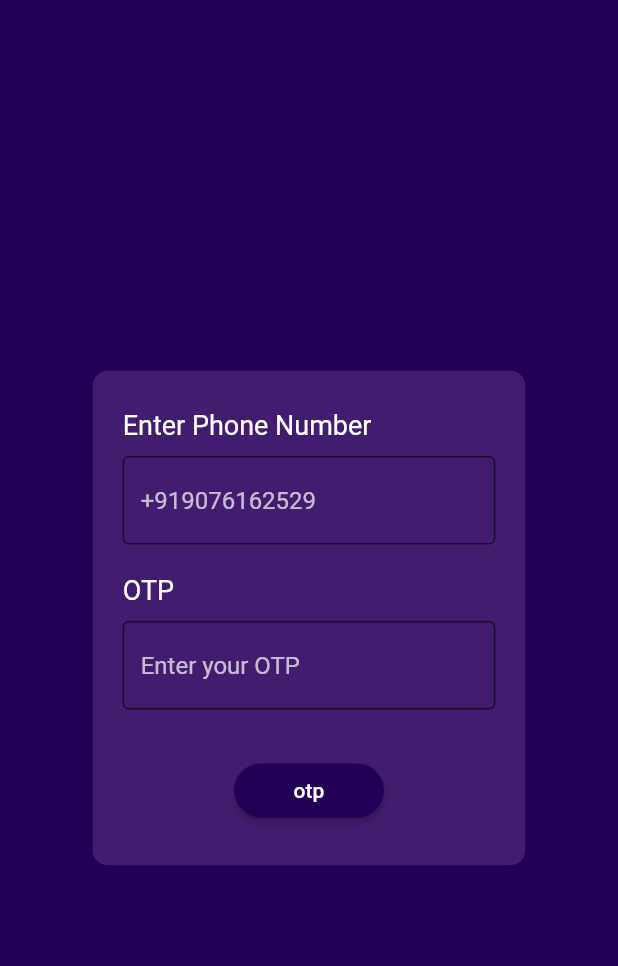
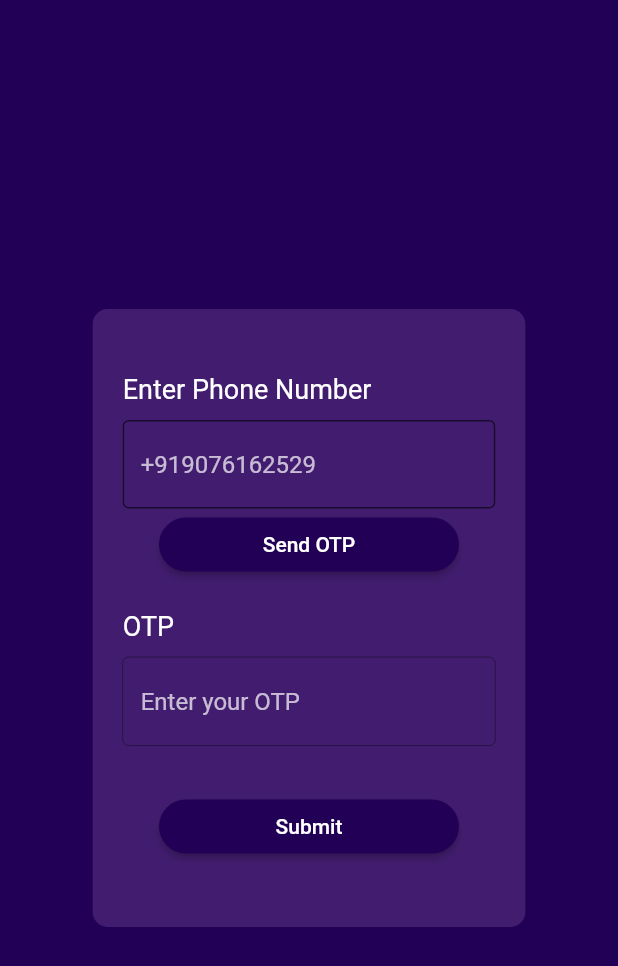
Before and after one commit to siddiquisaad08/Moodify-Flutter, a Flutter app: the otpScreen screen opened directly, on a phone screen of 412 x 824 dp. Shown: the top 966 px of the screen. Run offline on Flutter 3.47's test engine with Material 2 defaults, Android fonts, the phone set to English and light mode, and no system bars.

Commit message:
Updated Version

```diff
--- a/lib/otp.dart
+++ b/lib/otp.dart
@@ -1,6 +1,6 @@
-
 import 'package:MusicPlayer/home.dart';
 import 'package:flutter/material.dart';
+import 'dart:async';
 
 void main() => runApp(otpApp());
 
@@ -18,8 +18,9 @@ class otpScreen extends StatefulWidget {
   @override
   _otpScreenState createState() => _otpScreenState();
 }
+class _otpScreenState extends State<otpScreen> {
+  bool otpSent = false;
 
-class _otpScreenState extends State<otpScreen> {
   @override
   Widget build(BuildContext context) {
     return Scaffold(
@@ -27,7 +28,7 @@ class _otpScreenState extends State<otpScreen> {
       body: Center(
         child: Container(
           width: MediaQuery.of(context).size.width * 0.7,
-          height: MediaQuery.of(context).size.width * 0.8,
+          height: MediaQuery.of(context).size.width * 1,
           decoration: BoxDecoration(
             color: Color(0xFF421d6f),
             borderRadius: BorderRadius.circular(10),
@@ -47,7 +48,10 @@ class _otpScreenState extends State<otpScreen> {
                 ),
               ),
               SizedBox(height: 10),
-              Container(
+              Row(
+                children: [
+                  Expanded(
+                    child: Container(
                       margin: EdgeInsets.symmetric(horizontal: 20),
                       child: TextFormField(
                         keyboardType: TextInputType.number,
@@ -58,6 +62,28 @@ class _otpScreenState extends State<otpScreen> {
                           hintStyle: TextStyle(color: Colors.white70),
                           filled: true,
                           fillColor: Colors.transparent,
+                        ),
+                      ),
+                    ),
+                  ),
+
+                ],
+              ),
+              SizedBox(
+                width: 200,
+                child: ElevatedButton(
+                  onPressed: () {
+                    setState(() {
+                      otpSent = true;
+                    });
+                    // add code to send OTP here
+                  },
+                  child: Text('Send OTP'),
+                  style: ElevatedButton.styleFrom(
+                    primary: Color(0xFF210055),
+                    shape: RoundedRectangleBorder(
+                      borderRadius: BorderRadius.circular(20),
+                    ),
                   ),
                 ),
               ),
@@ -77,6 +103,7 @@ class _otpScreenState extends State<otpScreen> {
               Container(
                 margin: EdgeInsets.symmetric(horizontal: 20),
                 child: TextFormField(
+                  enabled: otpSent,
                   obscureText: true,
                   keyboardType: TextInputType.number,
                   style: TextStyle(color: Colors.white),
@@ -91,7 +118,7 @@ class _otpScreenState extends State<otpScreen> {
               ),
               SizedBox(height: 30),
               SizedBox(
-                width: 100,
+                width: 200,
                 child: ElevatedButton(
                   onPressed: () {
                     Navigator.pushReplacement(
@@ -101,7 +128,7 @@ class _otpScreenState extends State<otpScreen> {
                       ),
                     );
                   },
-                  child: Text('otp'),
+                  child: Text('Submit'),
                   style: ElevatedButton.styleFrom(
                     primary: Color(0xFF210055),
                     shape: RoundedRectangleBorder(
--- a/pubspec.yaml
+++ b/pubspec.yaml
@@ -8,9 +8,12 @@ environment:
   sdk: ">=2.7.0 <3.0.0"
 
 dependencies:
+  flutterfire:
   flutter:
     sdk: flutter
 #  camera: ^0.9.4
+  firebase_core: ^1.12.0
+  firebase_auth: ^3.3.0
 
   cupertino_icons: ^1.0.0
 
```
Also changed, not shown: lib/main.dart (+7 -3 lines), pubspec.lock. Lines whose indentation alone changed are shown as unchanged.
